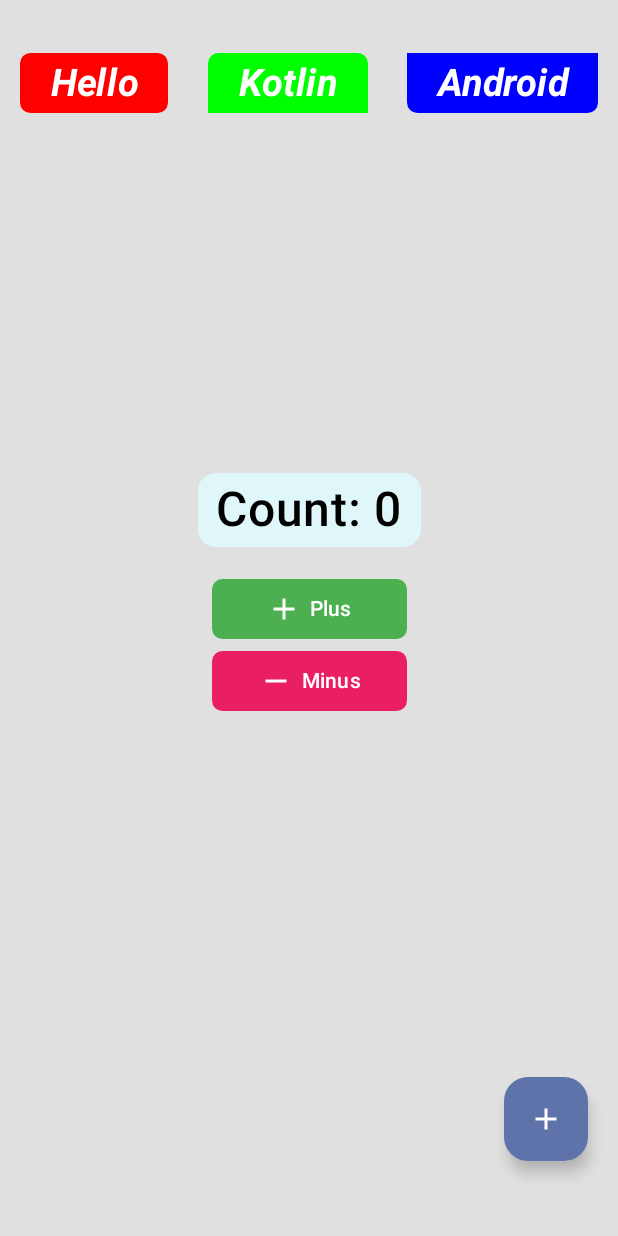
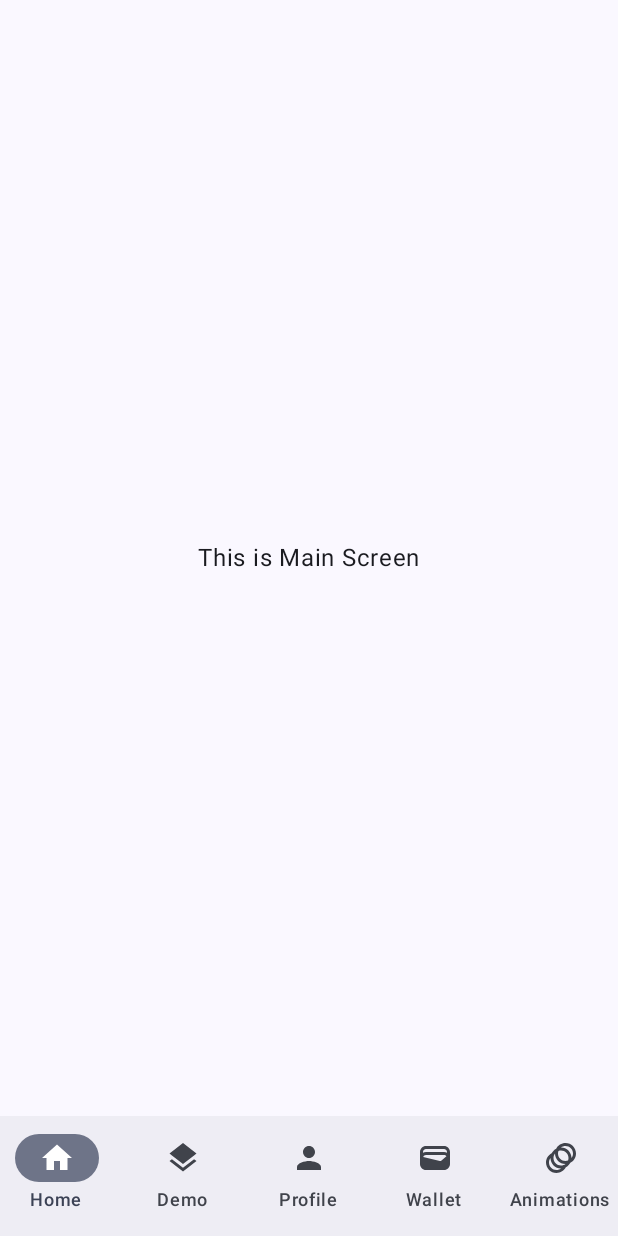
Before and after one commit to rushmi0/whiteframe, an Android app built with Jetpack Compose: the screen it shows after launch (MainActivity), on a phone screen of 412 x 824 dp. Run offline under Robolectric (Android 15) with nearby library versions, the phone set to English and light mode, and no system bars.

Commit message:
update project structure

```diff
--- a/app/build.gradle.kts
+++ b/app/build.gradle.kts
@@ -41,6 +41,9 @@ android {
 
 dependencies {
 
+    // https://mvnrepository.com/artifact/androidx.navigation/navigation-compose
+    implementation("androidx.navigation:navigation-compose:2.8.9")
+
     // https://mvnrepository.com/artifact/androidx.compose.material3/material3
     implementation("androidx.compose.material3:material3:1.3.2")
 
--- a/app/src/main/java/com/example/whiteframe/MainActivity.kt
+++ b/app/src/main/java/com/example/whiteframe/MainActivity.kt
@@ -4,9 +4,14 @@ import android.os.Bundle
 import androidx.activity.ComponentActivity
 import androidx.activity.compose.setContent
 import androidx.activity.enableEdgeToEdge
-import androidx.compose.runtime.*
+import androidx.compose.foundation.layout.*
+import androidx.compose.material3.*
+import androidx.compose.runtime.Composable
+import androidx.compose.ui.Modifier
 import androidx.compose.ui.tooling.preview.Preview
-import com.example.whiteframe.ui.MainScreen
+import androidx.navigation.compose.rememberNavController
+import com.example.whiteframe.ui.component.BottomNavBar
+import com.example.whiteframe.ui.component.NavigationGraph
 import com.example.whiteframe.ui.theme.WhiteFrameTheme
 
 
@@ -16,16 +21,34 @@ class MainActivity : ComponentActivity() {
         enableEdgeToEdge()
         setContent {
             WhiteFrameTheme {
-                MainScreen()
+                val navController = rememberNavController()
+                Scaffold(
+                    bottomBar = {
+                        BottomNavBar(navController)
+                    }
+                ) { padding ->
+                    Box(modifier = Modifier.padding(padding)) {
+                        NavigationGraph(navController)
+                    }
+                }
             }
         }
     }
 }
 
-@Preview(showBackground = true)
+@Preview(showBackground = true, showSystemUi = true)
 @Composable
 fun GreetingPreview() {
     WhiteFrameTheme {
-        MainScreen()
+        val navController = rememberNavController()
+        Scaffold(
+            bottomBar = {
+                BottomNavBar(navController)
+            }
+        ) { padding ->
+            Box(modifier = Modifier.padding(padding)) {
+                NavigationGraph(navController)
+            }
+        }
     }
 }
--- /dev/null
+++ b/app/src/main/java/com/example/whiteframe/ui/Screen.kt
@@ -0,0 +1,10 @@
+package com.example.whiteframe.ui
+
+
+sealed class Screen(val route: String, val title: String) {
+    object Home : Screen("home", "Home")
+    object Profile : Screen("profile", "Profile")
+    object Animations : Screen("animations", "Animations")
+    object Wallet: Screen("wallet", "Wallet")
+    object Demo: Screen("demo", "Demo")
+}
--- /dev/null
+++ b/app/src/main/java/com/example/whiteframe/ui/component/BottomNavBar.kt
@@ -0,0 +1,48 @@
+package com.example.whiteframe.ui.component
+
+import androidx.compose.material.icons.Icons
+import androidx.compose.material.icons.filled.Animation
+import androidx.compose.material.icons.filled.Home
+import androidx.compose.material.icons.filled.Layers
+import androidx.compose.material.icons.filled.Person
+import androidx.compose.material.icons.filled.Wallet
+import androidx.compose.material3.*
+import androidx.compose.runtime.Composable
+import androidx.compose.ui.graphics.vector.ImageVector
+import androidx.navigation.NavController
+import androidx.navigation.compose.currentBackStackEntryAsState
+import com.example.whiteframe.ui.Screen
+
+data class NavItem(val screen: Screen, val icon: ImageVector)
+
+@Composable
+fun BottomNavBar(navController: NavController) {
+    val navItems = listOf(
+        NavItem(Screen.Home, Icons.Default.Home),
+        NavItem(Screen.Demo, Icons.Default.Layers),
+        NavItem(Screen.Profile, Icons.Default.Person),
+        NavItem(Screen.Wallet, Icons.Default.Wallet),
+        NavItem(Screen.Animations, Icons.Default.Animation),
+    )
+    val navBackStackEntry = navController.currentBackStackEntryAsState().value
+    val currentRoute = navBackStackEntry?.destination?.route
+
+    NavigationBar {
+        navItems.forEach { item ->
+            NavigationBarItem(
+                selected = currentRoute == item.screen.route,
+                onClick = {
+                    if (currentRoute != item.screen.route) {
+                        navController.navigate(item.screen.route) {
+                            popUpTo(navController.graph.startDestinationId) { saveState = true }
+                            launchSingleTop = true
+                            restoreState = true
+                        }
+                    }
+                },
+                icon = { Icon(item.icon, contentDescription = item.screen.title) },
+                label = { Text(item.screen.title) }
+            )
+        }
+    }
+}
--- /dev/null
+++ b/app/src/main/java/com/example/whiteframe/ui/component/Navigation.kt
@@ -0,0 +1,23 @@
+package com.example.whiteframe.ui.component
+
+import androidx.compose.runtime.Composable
+import androidx.navigation.NavHostController
+import androidx.navigation.compose.NavHost
+import androidx.navigation.compose.composable
+import com.example.whiteframe.ui.screen.MainScreen
+import com.example.whiteframe.ui.screen.ProfileScreen
+import com.example.whiteframe.ui.Screen
+import com.example.whiteframe.ui.screen.AnimationsScreen
+import com.example.whiteframe.ui.screen.DemoScreen
+import com.example.whiteframe.ui.screen.WalletScreen
+
+@Composable
+fun NavigationGraph(navController: NavHostController) {
+    NavHost(navController = navController, startDestination = Screen.Home.route) {
+        composable(Screen.Home.route) { MainScreen() }
+        composable(Screen.Profile.route) { ProfileScreen() }
+        composable(Screen.Animations.route) { AnimationsScreen() }
+        composable(Screen.Wallet.route) { WalletScreen() }
+        composable(Screen.Demo.route) { DemoScreen() }
+    }
+}
--- /dev/null
+++ b/app/src/main/java/com/example/whiteframe/ui/screen/MainScreen.kt
@@ -0,0 +1,17 @@
+package com.example.whiteframe.ui.screen
+
+import androidx.compose.foundation.layout.Box
+import androidx.compose.foundation.layout.fillMaxSize
+import androidx.compose.material3.Text
+import androidx.compose.runtime.Composable
+import androidx.compose.ui.Alignment
+import androidx.compose.ui.Modifier
+import androidx.compose.ui.tooling.preview.Preview
+
+@Preview(showBackground = true)
+@Composable
+fun MainScreen() {
+    Box(Modifier.fillMaxSize(), contentAlignment = Alignment.Center) {
+        Text(text =  "This is Main Screen")
+    }
+}
--- a/app/src/main/java/com/example/whiteframe/ui/AlignmentRow.kt
+++ b/app/src/main/java/com/example/whiteframe/ui/widget/AlignmentRow.kt
@@ -1,4 +1,4 @@
-package com.example.whiteframe.ui
+package com.example.whiteframe.ui.widget
 
 import androidx.compose.foundation.shape.RoundedCornerShape
 import androidx.compose.foundation.background
--- a/app/src/main/java/com/example/whiteframe/ui/BottomSheetContent.kt
+++ b/app/src/main/java/com/example/whiteframe/ui/widget/BottomSheetContent.kt
@@ -1,4 +1,4 @@
-package com.example.whiteframe.ui
+package com.example.whiteframe.ui.widget
 
 import androidx.compose.foundation.layout.*
 import androidx.compose.material.icons.Icons
--- a/app/src/main/java/com/example/whiteframe/ui/ButtonTrigger.kt
+++ b/app/src/main/java/com/example/whiteframe/ui/widget/ButtonTrigger.kt
@@ -1,12 +1,9 @@
-package com.example.whiteframe.ui
+package com.example.whiteframe.ui.widget
 
-import androidx.compose.foundation.background
 import androidx.compose.foundation.layout.Arrangement
 import androidx.compose.foundation.layout.Box
 import androidx.compose.foundation.layout.Column
-import androidx.compose.foundation.layout.Row
 import androidx.compose.foundation.layout.fillMaxSize
-import androidx.compose.foundation.layout.height
 import androidx.compose.foundation.layout.padding
 import androidx.compose.foundation.layout.width
 import androidx.compose.foundation.shape.RoundedCornerShape
--- a/app/src/main/java/com/example/whiteframe/ui/DisplayCount.kt
+++ b/app/src/main/java/com/example/whiteframe/ui/widget/DisplayCount.kt
@@ -1,9 +1,8 @@
-package com.example.whiteframe.ui
+package com.example.whiteframe.ui.widget
 
 import androidx.compose.foundation.background
 import androidx.compose.foundation.layout.*
 import androidx.compose.foundation.shape.RoundedCornerShape
-import androidx.compose.material3.MaterialTheme
 import androidx.compose.material3.Text
 import androidx.compose.runtime.Composable
 import androidx.compose.ui.Alignment
@@ -18,7 +17,7 @@ fun DisplayCount(counter: Int) {
     Column(
         modifier = Modifier
             .fillMaxWidth()
-            .padding(top = 280.dp),
+            .padding(top = 380.dp),
         horizontalAlignment = Alignment.CenterHorizontally,
     ) {
         Box(
```
Also changed, not shown: app/src/main/java/com/example/whiteframe/ui/anim/DotWindmill.kt (added, +57 -0 lines), app/src/main/java/com/example/whiteframe/ui/screen/AnimationsScreen.kt (added, +15 -0 lines), app/src/main/java/com/example/whiteframe/ui/screen/DemoScreen.kt (renamed from app/src/main/java/com/example/whiteframe/ui/MainScreen.kt, +11 -2 lines), app/src/main/java/com/example/whiteframe/ui/screen/ProfileScreen.kt (added, +15 -0 lines), app/src/main/java/com/example/whiteframe/ui/screen/WalletScreen.kt (added, +22 -0 lines).
